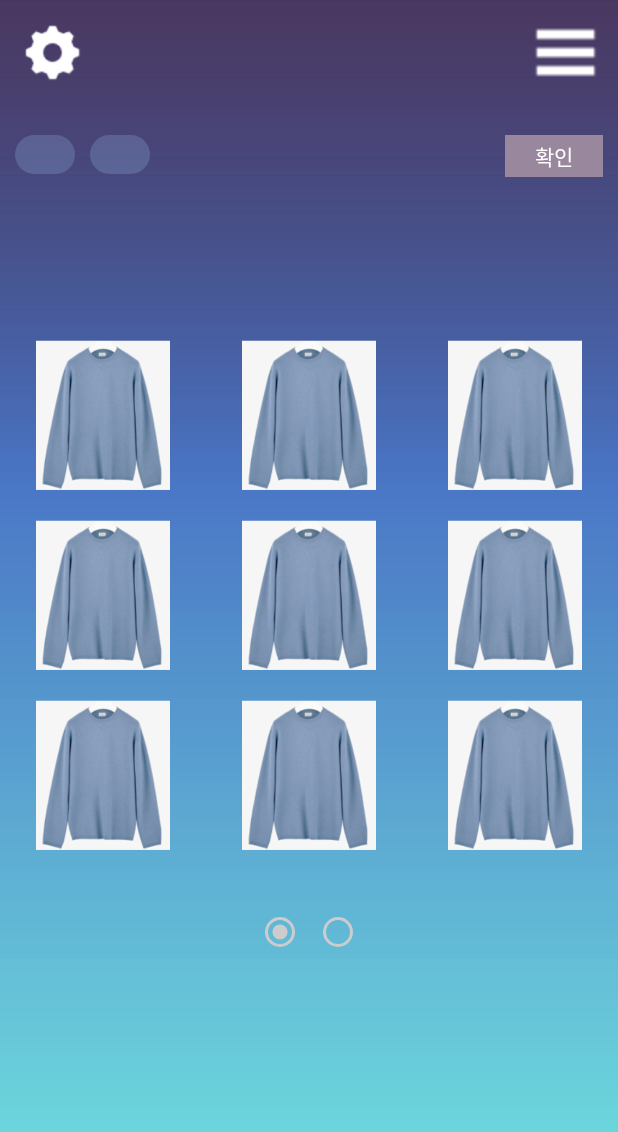
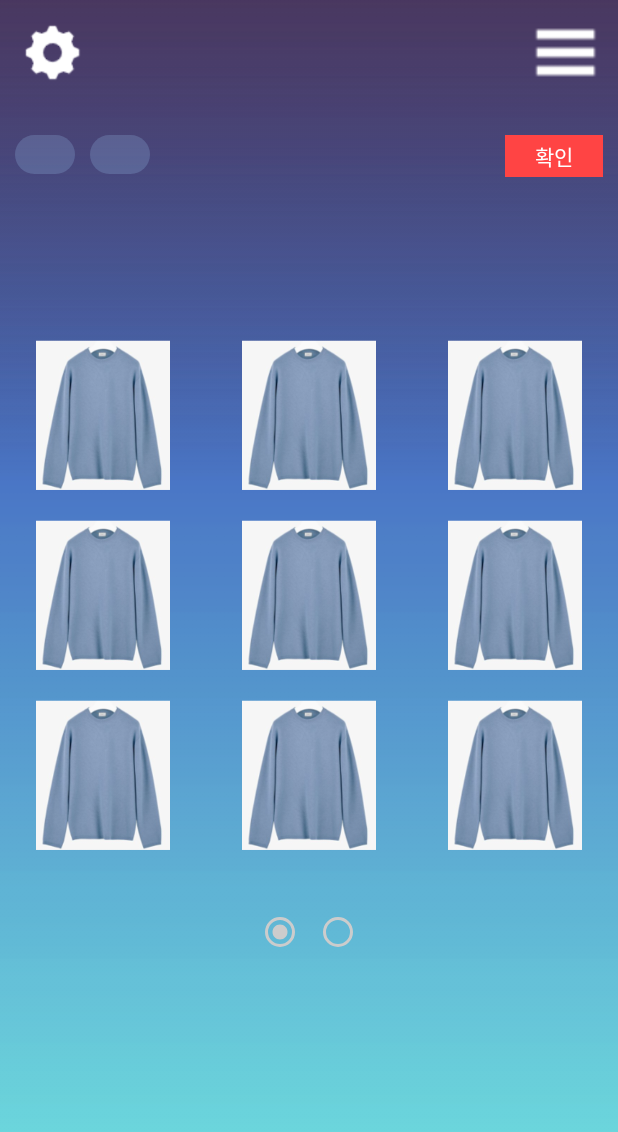
Before and after one commit to najsnsj/TodayClothes, an Android app: the SelectClothsActivity screen opened directly, with no data from a screen before it, after a tap on "삭제", on a phone screen of 412 x 824 dp. Shown: the top 1132 px of the screen. Run offline under Robolectric (Android 15) with nearby library versions, the phone set to English and light mode, and no system bars; our stand-ins replace ButterKnife; 4 statements that could not run were skipped.

Commit message:
수정본21109(범수)

```diff
--- a/app/src/main/java/com/han/total/Activity/SelectClothsActivity.java
+++ b/app/src/main/java/com/han/total/Activity/SelectClothsActivity.java
@@ -174,6 +174,7 @@ public class SelectClothsActivity extends AppCompatActivity {
     @OnClick({R.id.tv_delete}) void ClickD(){
         if(tv_delete.getText().equals("삭제")){
             tv_delete.setText("확인");
+            tv_delete.setBackgroundColor(getResources().getColor(android.R.color.holo_red_light));
             condition=1;
             ViewTrue(data.getInstance(mContext).getNumber(type + weather));
         }else if(tv_delete.getText().equals("확인")){
@@ -215,6 +216,7 @@ public class SelectClothsActivity extends AppCompatActivity {
             iv_4.setClickable(false); iv_5.setClickable(false); iv_6.setClickable(false);
             iv_7.setClickable(false); iv_8.setClickable(false); iv_9.setClickable(false);
             tv_delete.setText("삭제");
+            tv_delete.setBackgroundColor(getResources().getColor(android.R.color.darker_gray));
             condition=0;
             Dnum=0;
         }
```
